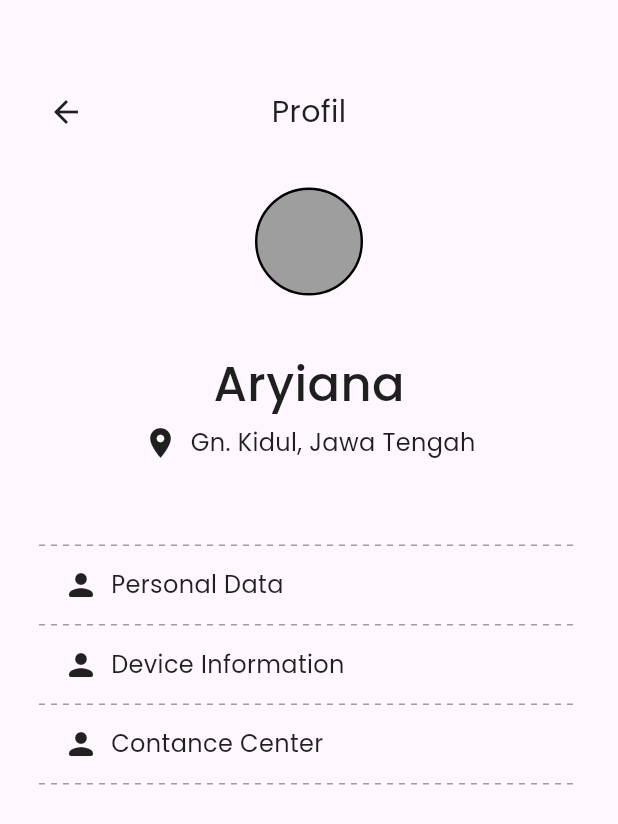
After one commit to GSC2024/MINUM, a Flutter app: the ProfilePage screen opened directly, on a phone screen of 412 x 824 dp. The commit adds this screen. Shown: the top 824 px of the screen. Run offline on Flutter 3.47's test engine with Material 3 defaults, Android fonts, the light colour scheme and no system bars; drawn by our look-alikes of dotted_line; our stand-ins replace flutter_svg, font_awesome_flutter; missing offline and left inert: dart:ffi.

Commit message:
profile page

```diff
--- /dev/null
+++ b/lib/tempCodeRunnerFile.dart
@@ -0,0 +1,21 @@
+import 'package:flutter/material.dart';
+import 'package:gsc2024/view/homepage.dart';
+import 'package:gsc2024/view/loginpage.dart';
+import 'package:gsc2024/view/signuppage.dart';
+
+void main() {
+  runApp(const MyApp());
+}
+
+class MyApp extends StatelessWidget {
+  const MyApp({super.key});
+
+  @override
+  Widget build(BuildContext context) {
+    return MaterialApp(
+      title: 'MINUM',
+      debugShowCheckedModeBanner: false,
+      home: LoginPage(),
+    );
+  }
+}
--- /dev/null
+++ b/lib/view/components/profile_button.dart
@@ -0,0 +1,50 @@
+import 'package:dotted_line/dotted_line.dart';
+import 'package:flutter/material.dart';
+import 'package:gsc2024/model/constants.dart';
+
+class ProfileButton extends StatelessWidget {
+  final String text;
+  final Icon icon;
+
+  const ProfileButton({Key? key, required this.text, required this.icon})
+      : super(key: key);
+
+  @override
+  Widget build(BuildContext context) {
+    return Column(
+      children: [
+        DottedLine(
+          direction: Axis.horizontal,
+          lineThickness: 1.0,
+          dashGapLength: 4.0,
+          lineLength: double.infinity,
+          dashColor: Colors.grey,
+        ),
+        Container(
+          height: 52,
+          child: Padding(
+            padding: const EdgeInsets.only(
+                left: 16.0), // Adjust the left padding as needed
+            child: Row(
+              mainAxisAlignment: MainAxisAlignment.start,
+              children: [
+                Padding(
+                  padding: const EdgeInsets.only(right: 8.0),
+                  child: icon,
+                ),
+                Text(
+                  text,
+                  style: TextStyle(
+                    color: AppColor.kTextColor, // Make sure AppColor is defined
+                    fontSize: 16,
+                    fontFamily: 'Poppins',
+                  ),
+                ),
+              ],
+            ),
+          ),
+        ),
+      ],
+    );
+  }
+}
--- a/lib/view/homepage.dart
+++ b/lib/view/homepage.dart
@@ -3,6 +3,7 @@ import 'package:gsc2024/model/constants.dart';
 import 'package:flutter_svg/flutter_svg.dart';
 import 'package:gsc2024/view/components/homecard.dart';
 import 'package:gsc2024/view/testpage.dart';
+import 'package:gsc2024/view/profilepage.dart';
 import 'components/afterconnect.dart';
 
 class HomePage extends StatefulWidget {
@@ -58,7 +59,15 @@ class _HomePageState extends State<HomePage> {
                       ),
                     ],
                   ),
-                  Container(
+                  isConnected == true
+                      ? InkWell(
+                          onTap: () => Navigator.push(
+                            context,
+                            MaterialPageRoute(
+                              builder: (context) => ProfilePage(),
+                            ),
+                          ),
+                          child: Container(
                             width: 56,
                             height: 56,
                             decoration: ShapeDecoration(
@@ -66,6 +75,16 @@ class _HomePageState extends State<HomePage> {
                               shape: OvalBorder(side: BorderSide(width: 1.60)),
                             ),
                           ),
+                        )
+                      : Container(
+                          width: 56,
+                          height: 56,
+                          decoration: ShapeDecoration(
+                            color: Colors.grey,
+                            shape: OvalBorder(side: BorderSide(width: 1.60)),
+                          ),
+                        ),
+
                 ],
               ),
 
--- /dev/null
+++ b/lib/view/profilepage.dart
@@ -0,0 +1,168 @@
+import 'package:flutter/material.dart';
+import 'package:flutter_svg/svg.dart';
+import 'package:gsc2024/model/constants.dart';
+import 'package:gsc2024/view/testpage.dart';
+import 'package:gsc2024/view/components/profile_button.dart';
+import 'components/afterconnect.dart';
+import 'package:font_awesome_flutter/font_awesome_flutter.dart';
+import 'package:dotted_line/dotted_line.dart';
+
+class ProfilePage extends StatelessWidget {
+  const ProfilePage({super.key});
+
+  @override
+  Widget build(BuildContext context) {
+    return Scaffold(
+      body: Container(alignment:
+        Alignment.center,
+        child: Container(
+          padding: EdgeInsets.only(top: 60, left: 26, right: 26, bottom: 26),
+          child: Column(
+          mainAxisAlignment: MainAxisAlignment.start,
+            children: [
+              //heade & return button
+              Row(
+                mainAxisAlignment: MainAxisAlignment.center,
+                children: [
+                  Expanded(
+                    flex: 1,
+                    child: InkWell(
+                      onTap: () {
+                        Navigator.pop(context);
+                      },
+                      child: Icon(
+                        Icons.arrow_back,
+                        color: AppColor.kTextColor,
+                      ),
+                    ),
+                  ),
+                  Expanded(
+                    flex: 8,
+                    child: Container(
+                      alignment: Alignment.center,
+                      child: Text(
+                        'Profil',
+                        style: TextStyle(
+                          color: AppColor.kTextColor,
+                          fontSize: 20,
+                          fontFamily: 'Poppins',
+                        ),
+                      ),
+                    ),
+                  ),
+                  Expanded(
+                    flex: 1,
+                    child: SizedBox(),
+                  ),
+                ],
+              ),
+
+              //Profile
+              Column(
+                children:[
+                //image
+                Row(
+                mainAxisAlignment: MainAxisAlignment.center,
+                children: [
+                  Padding(
+                    padding: EdgeInsets.only(top: 36),
+                    child: Container(
+                      width: 72,
+                      height: 72,
+                      decoration: BoxDecoration(
+                        shape: BoxShape.circle,
+                        color: Colors.grey,
+                        border: Border.all(
+                          color:
+                              Colors.black,
+                          width: 1.6,
+                        ),
+                      ),
+                    )
+                  ),
+                ]
+                ),
+                //name & address
+                Column(
+                  children: [
+                    //name
+                    Row(
+                      mainAxisAlignment: MainAxisAlignment.center,
+                      children: [
+                        Padding(
+                          padding: EdgeInsets.only(top: 36),
+                          child: Text(
+                            'Aryiana',
+                            style: TextStyle(
+                              color: AppColor.kTextColor,
+                              fontWeight: FontWeight.w500,
+                              fontSize: 32,
+                              fontFamily: 'Poppins',
+                            ),
+                          ),
+                        ),
+                      ],
+                    ),
+                    Row(
+                      mainAxisAlignment: MainAxisAlignment.center,
+                      children: [
+                        Padding(
+                          padding: EdgeInsets.only(top: 4, bottom: 56),
+                          child: Row(
+                            children: [
+                              Icon(
+                                Icons.location_on_sharp,
+                                color: AppColor.kTextColor,
+                              ),
+                              SizedBox(width: 8), // Adjust the width as needed
+                              Text(
+                                'Gn. Kidul, Jawa Tengah',
+                                style: TextStyle(
+                                  color: AppColor.kTextColor,
+                                  fontWeight: FontWeight.w400,
+                                  fontSize: 16,
+                                  fontFamily: 'Poppins',
+                                ),
+                              ),
+                            ],
+                          ),
+                        ),
+                      ],
+                    )
+
+                  ],
+                )
+              ]
+              ),
+
+              //Button
+              Column(
+              children: [
+                ProfileButton(
+                  icon: Icon(Icons.person_rounded),
+                  text: "Personal Data",
+                ),
+                ProfileButton(
+                  icon: Icon(Icons.person_rounded),
+                  text: "Device Information",
+                ),
+                ProfileButton(
+                  icon: Icon(Icons.person_rounded),
+                  text: "Contance Center",
+                ),
+                  DottedLine(
+                    direction: Axis.horizontal,
+                    lineThickness: 1.0,
+                    dashGapLength: 4.0,
+                    lineLength: double.infinity,
+                    dashColor: Colors.grey,
+                  ),
+              ],
+            ),
+            ]
+          ),
+        ),
+      ),
+    );
+  }
+}
--- a/pubspec.yaml
+++ b/pubspec.yaml
@@ -37,6 +37,9 @@ dependencies:
   cupertino_icons: ^1.0.2
   flutter_svg: ^2.0.9
   intl: ^0.17.0
+  font_awesome_flutter: ^10.6.0
+  dotted_border: ^2.1.0
+  dotted_line: ^3.2.2
 
 dev_dependencies:
   flutter_test:
```
Also changed, not shown: assets/images/pin.svg (added), pubspec.lock. Lines whose indentation alone changed are shown as unchanged.
